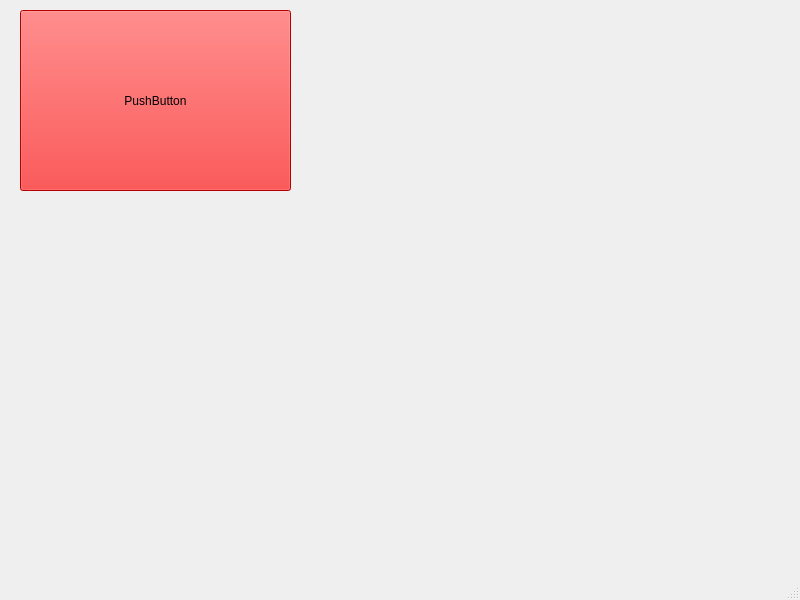
The window that BattleModeling/MainWindow.ui (Illia-Andrieiev/BattleModeling) describes before a commit, drawn with Qt 5.
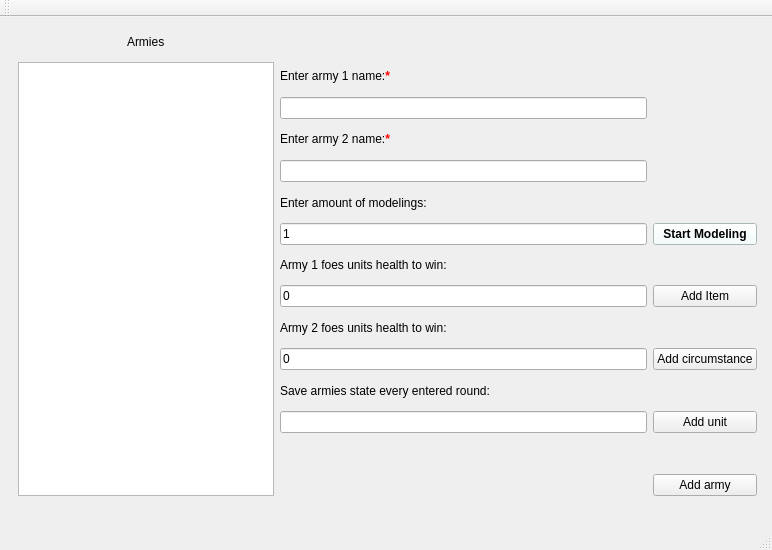
The same window after the commit.

Patch:
```diff
--- a/BattleModeling/MainWindow.ui
+++ b/BattleModeling/MainWindow.ui
@@ -6,29 +6,148 @@
    <rect>
     <x>0</x>
     <y>0</y>
-    <width>800</width>
-    <height>600</height>
+    <width>772</width>
+    <height>550</height>
    </rect>
   </property>
   <property name="windowTitle">
    <string>MainWindow</string>
   </property>
-  <widget class="QWidget" name="centralwidget">
-   <widget class="QPushButton" name="pushButton">
+  <widget class="QWidget" name="centralWidget">
+   <widget class="QWidget" name="layoutWidget">
     <property name="geometry">
      <rect>
-      <x>20</x>
-      <y>10</y>
-      <width>271</width>
-      <height>181</height>
+      <x>7</x>
+      <y>-1</y>
+      <width>761</width>
+      <height>491</height>
      </rect>
     </property>
-    <property name="styleSheet">
-     <string notr="true">background-color:red;</string>
-    </property>
-    <property name="text">
-     <string>PushButton</string>
-    </property>
+    <layout class="QGridLayout" name="gridLayout">
+     <item row="6" column="4">
+      <widget class="QPushButton" name="StartButton">
+       <property name="styleSheet">
+        <string notr="true">background-color:#F0FFFF;
+font-weight:800;
+color:black;
+</string>
+       </property>
+       <property name="text">
+        <string>Start Modeling</string>
+       </property>
+      </widget>
+     </item>
+     <item row="4" column="3">
+      <widget class="QLineEdit" name="Army2LineEdit"/>
+     </item>
+     <item row="10" column="3">
+      <widget class="QLineEdit" name="Army2WiTargetLineEdit">
+       <property name="text">
+        <string>0</string>
+       </property>
+      </widget>
+     </item>
+     <item row="1" column="3">
+      <widget class="QLabel" name="label_2">
+       <property name="text">
+        <string>Enter army 1 name:&lt;b style=&quot;color:red;&quot;&gt;*&lt;/b&gt;</string>
+       </property>
+      </widget>
+     </item>
+     <item row="8" column="3">
+      <widget class="QLineEdit" name="Army1WinTargetLineEdit">
+       <property name="text">
+        <string>0</string>
+       </property>
+      </widget>
+     </item>
+     <item row="5" column="3">
+      <widget class="QLabel" name="label_4">
+       <property name="text">
+        <string>Enter amount of modelings:</string>
+       </property>
+      </widget>
+     </item>
+     <item row="6" column="3">
+      <widget class="QLineEdit" name="AmountLineEdit">
+       <property name="text">
+        <string>1</string>
+       </property>
+      </widget>
+     </item>
+     <item row="3" column="3">
+      <widget class="QLabel" name="label_3">
+       <property name="text">
+        <string>Enter army 2 name:&lt;b style=&quot;color:red;&quot;&gt;*&lt;/b&gt;</string>
+       </property>
+      </widget>
+     </item>
+     <item row="8" column="4">
+      <widget class="QPushButton" name="AddItemButton">
+       <property name="text">
+        <string>Add Item</string>
+       </property>
+      </widget>
+     </item>
+     <item row="12" column="3">
+      <widget class="QLineEdit" name="SaveArmiesStateLineEdit"/>
+     </item>
+     <item row="7" column="3">
+      <widget class="QLabel" name="label_5">
+       <property name="text">
+        <string>Army 1 foes units health to win: </string>
+       </property>
+      </widget>
+     </item>
+     <item row="11" column="3">
+      <widget class="QLabel" name="label_7">
+       <property name="text">
+        <string>Save armies state every entered round:</string>
+       </property>
+      </widget>
+     </item>
+     <item row="9" column="3">
+      <widget class="QLabel" name="label_6">
+       <property name="text">
+        <string>Army 2 foes units health to win: </string>
+       </property>
+      </widget>
+     </item>
+     <item row="10" column="4">
+      <widget class="QPushButton" name="AddCircumstanceButton">
+       <property name="text">
+        <string>Add circumstance</string>
+       </property>
+      </widget>
+     </item>
+     <item row="2" column="3">
+      <widget class="QLineEdit" name="Army1LineEdit"/>
+     </item>
+     <item row="0" column="0" colspan="2" alignment="Qt::AlignmentFlag::AlignHCenter">
+      <widget class="QLabel" name="label">
+       <property name="text">
+        <string>Armies</string>
+       </property>
+      </widget>
+     </item>
+     <item row="14" column="4">
+      <widget class="QPushButton" name="AddArmyButton">
+       <property name="text">
+        <string>Add army</string>
+       </property>
+      </widget>
+     </item>
+     <item row="12" column="4">
+      <widget class="QPushButton" name="AddUnitButton">
+       <property name="text">
+        <string>Add unit</string>
+       </property>
+      </widget>
+     </item>
+     <item row="1" column="0" rowspan="14" colspan="2">
+      <widget class="QListWidget" name="ArmiesListWidget"/>
+     </item>
+    </layout>
    </widget>
   </widget>
   <widget class="QMenuBar" name="menubar">
@@ -41,8 +160,19 @@
     </rect>
    </property>
   </widget>
-  <widget class="QStatusBar" name="statusbar"/>
+  <widget class="QToolBar" name="mainToolBar">
+   <attribute name="toolBarArea">
+    <enum>TopToolBarArea</enum>
+   </attribute>
+   <attribute name="toolBarBreak">
+    <bool>false</bool>
+   </attribute>
+  </widget>
+  <widget class="QStatusBar" name="statusBar"/>
  </widget>
- <resources/>
+ <layoutdefault spacing="6" margin="11"/>
+ <resources>
+  <include location="MainWindow.qrc"/>
+ </resources>
  <connections/>
 </ui>
```
Left out of the diff: 10 changed lines with no effect on the pictures.
